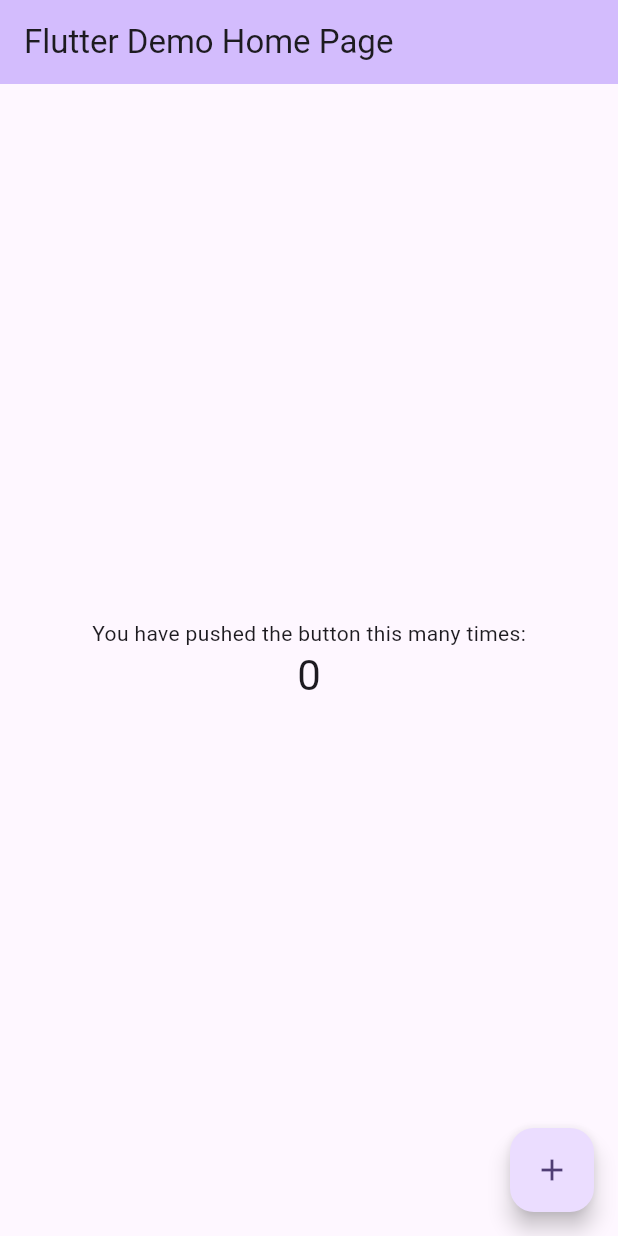
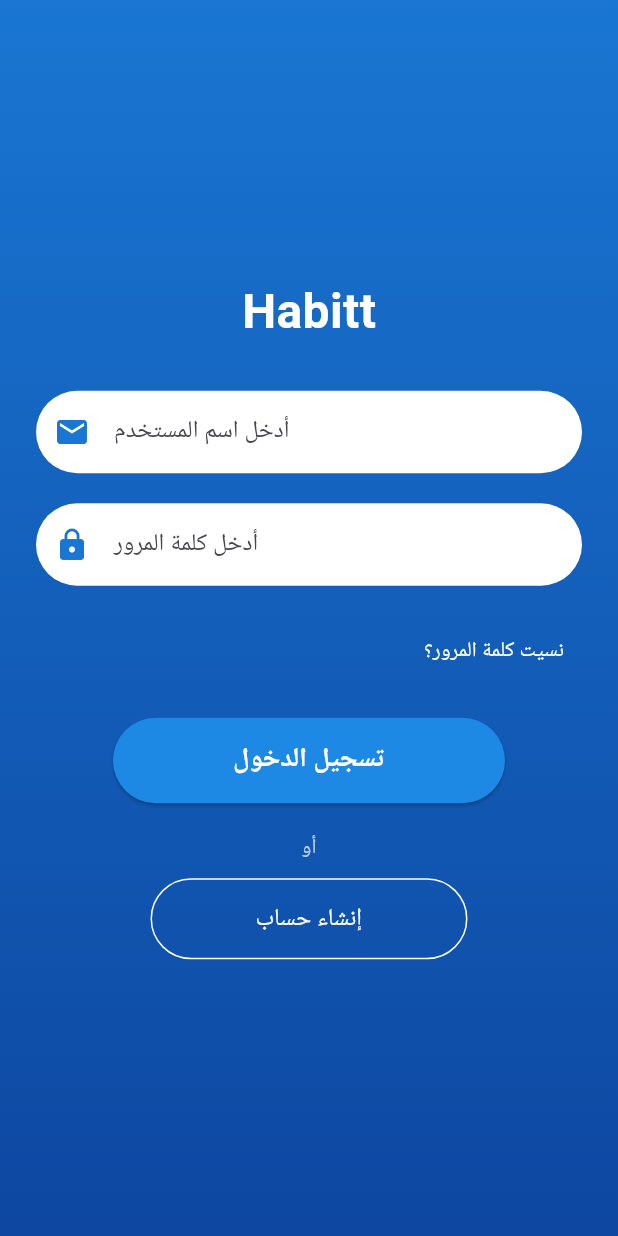
Before and after one commit to Bashar99729/habit_tracker, a Flutter app: the screen it shows after launch, on a phone screen of 412 x 824 dp. Run offline on Flutter 3.47's test engine with Material 3 defaults, Android fonts, the phone set to English and light mode, and no system bars.

Commit message:
Initial Flutter project

```diff
--- /dev/null
+++ b/lib/login_screen.dart
@@ -0,0 +1,153 @@
+import 'package:flutter/material.dart';
+
+import 'register_screen.dart';
+
+class LoginScreen extends StatefulWidget {
+  const LoginScreen({super.key});
+
+  @override
+  _LoginScreenState createState() => _LoginScreenState();
+}
+
+class _LoginScreenState extends State<LoginScreen> {
+  final _usernameController = TextEditingController();
+  final _passwordController = TextEditingController();
+
+  // بيانات الاعتماد الافتراضية
+  final String defaultUsername = 'testuser';
+  final String defaultPassword = 'password123';
+
+  void _login() {
+    // منطق تسجيل الدخول هنا
+    print("login logic here");
+  }
+
+  @override
+  Widget build(BuildContext context) {
+    return Scaffold(
+      body: Container(
+        decoration: BoxDecoration(
+          gradient: LinearGradient(
+            colors: [Colors.blue.shade700, Colors.blue.shade900],
+            begin: Alignment.topCenter,
+            end: Alignment.bottomCenter,
+          ),
+        ),
+        child: Center(
+          child: SingleChildScrollView(
+            padding: const EdgeInsets.all(24.0),
+            child: Column(
+              mainAxisAlignment: MainAxisAlignment.center,
+              children: [
+                const Text(
+                  'Habitt',
+                  style: TextStyle(
+                    fontSize: 32,
+                    fontWeight: FontWeight.bold,
+                    color: Colors.white,
+                  ),
+                ),
+                const SizedBox(height: 30),
+                Container(
+                  decoration: BoxDecoration(
+                    color: Colors.white,
+                    borderRadius: BorderRadius.circular(30),
+                  ),
+                  child: TextField(
+                    controller: _usernameController,
+                    decoration: InputDecoration(
+                      prefixIcon:
+                          Icon(Icons.email, color: Colors.blue.shade700),
+                      hintText: 'أدخل اسم المستخدم',
+                      border: InputBorder.none,
+                      contentPadding: const EdgeInsets.symmetric(
+                          horizontal: 20, vertical: 15),
+                    ),
+                  ),
+                ),
+                const SizedBox(height: 20),
+                Container(
+                  decoration: BoxDecoration(
+                    color: Colors.white,
+                    borderRadius: BorderRadius.circular(30),
+                  ),
+                  child: TextField(
+                    controller: _passwordController,
+                    obscureText: true,
+                    decoration: InputDecoration(
+                      prefixIcon: Icon(Icons.lock, color: Colors.blue.shade700),
+                      hintText: 'أدخل كلمة المرور',
+                      border: InputBorder.none,
+                      contentPadding: const EdgeInsets.symmetric(
+                          horizontal: 20, vertical: 15),
+                    ),
+                  ),
+                ),
+                const SizedBox(height: 20),
+                Align(
+                  alignment: Alignment.centerRight,
+                  child: TextButton(
+                    onPressed: () {
+                      // يمكن إضافة منطق لاستعادة كلمة المرور هنا
+                    },
+                    child: const Text(
+                      'نسيت كلمة المرور؟',
+                      style: TextStyle(color: Colors.white),
+                    ),
+                  ),
+                ),
+                const SizedBox(height: 20),
+                ElevatedButton(
+                  onPressed: _login,
+                  style: ElevatedButton.styleFrom(
+                    backgroundColor: Colors.blue.shade600,
+                    shape: RoundedRectangleBorder(
+                      borderRadius: BorderRadius.circular(30.0),
+                    ),
+                    padding: const EdgeInsets.symmetric(
+                        horizontal: 80, vertical: 15),
+                  ),
+                  child: const Text(
+                    'تسجيل الدخول',
+                    style: TextStyle(
+                      fontSize: 18,
+                      color: Colors.white,
+                      fontWeight: FontWeight.bold,
+                    ),
+                  ),
+                ),
+                const SizedBox(height: 20),
+                const Text(
+                  'أو',
+                  style: TextStyle(color: Colors.white70),
+                ),
+                const SizedBox(height: 10),
+                OutlinedButton(
+                  onPressed: () {
+                    Navigator.push(
+                      context,
+                      MaterialPageRoute(
+                          builder: (context) => const RegisterScreen()),
+                    );
+                  },
+                  style: OutlinedButton.styleFrom(
+                    side: const BorderSide(color: Colors.white),
+                    shape: RoundedRectangleBorder(
+                      borderRadius: BorderRadius.circular(30.0),
+                    ),
+                    padding: const EdgeInsets.symmetric(
+                        horizontal: 70, vertical: 15),
+                  ),
+                  child: const Text(
+                    'إنشاء حساب',
+                    style: TextStyle(color: Colors.white, fontSize: 16),
+                  ),
+                ),
+              ],
+            ),
+          ),
+        ),
+      ),
+    );
+  }
+}
--- a/lib/main.dart
+++ b/lib/main.dart
@@ -1,125 +1,17 @@
 import 'package:flutter/material.dart';
 
+import 'login_screen.dart';
+
 void main() {
-  runApp(const MyApp());
+  runApp(HabitTrackerApp());
 }
 
-class MyApp extends StatelessWidget {
-  const MyApp({super.key});
-
-  // This widget is the root of your application.
+class HabitTrackerApp extends StatelessWidget {
   @override
   Widget build(BuildContext context) {
     return MaterialApp(
-      title: 'Flutter Demo',
-      theme: ThemeData(
-        // This is the theme of your application.
-        //
-        // TRY THIS: Try running your application with "flutter run". You'll see
-        // the application has a purple toolbar. Then, without quitting the app,
-        // try changing the seedColor in the colorScheme below to Colors.green
-        // and then invoke "hot reload" (save your changes or press the "hot
-        // reload" button in a Flutter-supported IDE, or press "r" if you used
-        // the command line to start the app).
-        //
-        // Notice that the counter didn't reset back to zero; the application
-        // state is not lost during the reload. To reset the state, use hot
-        // restart instead.
-        //
-        // This works for code too, not just values: Most code changes can be
-        // tested with just a hot reload.
-        colorScheme: ColorScheme.fromSeed(seedColor: Colors.deepPurple),
-        useMaterial3: true,
-      ),
-      home: const MyHomePage(title: 'Flutter Demo Home Page'),
+      home: LoginScreen(),
+      debugShowCheckedModeBanner: false,
     );
   }
 }
-
-class MyHomePage extends StatefulWidget {
-  const MyHomePage({super.key, required this.title});
-
-  // This widget is the home page of your application. It is stateful, meaning
-  // that it has a State object (defined below) that contains fields that affect
-  // how it looks.
-
-  // This class is the configuration for the state. It holds the values (in this
-  // case the title) provided by the parent (in this case the App widget) and
-  // used by the build method of the State. Fields in a Widget subclass are
-  // always marked "final".
-
-  final String title;
-
-  @override
-  State<MyHomePage> createState() => _MyHomePageState();
-}
-
-class _MyHomePageState extends State<MyHomePage> {
-  int _counter = 0;
-
-  void _incrementCounter() {
-    setState(() {
-      // This call to setState tells the Flutter framework that something has
-      // changed in this State, which causes it to rerun the build method below
-      // so that the display can reflect the updated values. If we changed
-      // _counter without calling setState(), then the build method would not be
-      // called again, and so nothing would appear to happen.
-      _counter++;
-    });
-  }
-
-  @override
-  Widget build(BuildContext context) {
-    // This method is rerun every time setState is called, for instance as done
-    // by the _incrementCounter method above.
-    //
-    // The Flutter framework has been optimized to make rerunning build methods
-    // fast, so that you can just rebuild anything that needs updating rather
-    // than having to individually change instances of widgets.
-    return Scaffold(
-      appBar: AppBar(
-        // TRY THIS: Try changing the color here to a specific color (to
-        // Colors.amber, perhaps?) and trigger a hot reload to see the AppBar
-        // change color while the other colors stay the same.
-        backgroundColor: Theme.of(context).colorScheme.inversePrimary,
-        // Here we take the value from the MyHomePage object that was created by
-        // the App.build method, and use it to set our appbar title.
-        title: Text(widget.title),
-      ),
-      body: Center(
-        // Center is a layout widget. It takes a single child and positions it
-        // in the middle of the parent.
-        child: Column(
-          // Column is also a layout widget. It takes a list of children and
-          // arranges them vertically. By default, it sizes itself to fit its
-          // children horizontally, and tries to be as tall as its parent.
-          //
-          // Column has various properties to control how it sizes itself and
-          // how it positions its children. Here we use mainAxisAlignment to
-          // center the children vertically; the main axis here is the vertical
-          // axis because Columns are vertical (the cross axis would be
-          // horizontal).
-          //
-          // TRY THIS: Invoke "debug painting" (choose the "Toggle Debug Paint"
-          // action in the IDE, or press "p" in the console), to see the
-          // wireframe for each widget.
-          mainAxisAlignment: MainAxisAlignment.center,
-          children: <Widget>[
-            const Text(
-              'You have pushed the button this many times:',
-            ),
-            Text(
-              '$_counter',
-              style: Theme.of(context).textTheme.headlineMedium,
-            ),
-          ],
-        ),
-      ),
-      floatingActionButton: FloatingActionButton(
-        onPressed: _incrementCounter,
-        tooltip: 'Increment',
-        child: const Icon(Icons.add),
-      ), // This trailing comma makes auto-formatting nicer for build methods.
-    );
-  }
-}
--- a/pubspec.yaml
+++ b/pubspec.yaml
@@ -35,6 +35,10 @@ dependencies:
   # The following adds the Cupertino Icons font to your application.
   # Use with the CupertinoIcons class for iOS style icons.
   cupertino_icons: ^1.0.8
+  shared_preferences: ^2.5.3
+  fluttertoast: ^8.2.12
+  http: ^1.4.0
+  flutter_local_notifications: ^19.2.1
 
 dev_dependencies:
   flutter_test:
```
Also changed, not shown: lib/register_screen.dart (added, +232 -0 lines), pubspec.lock, 2 other files.
